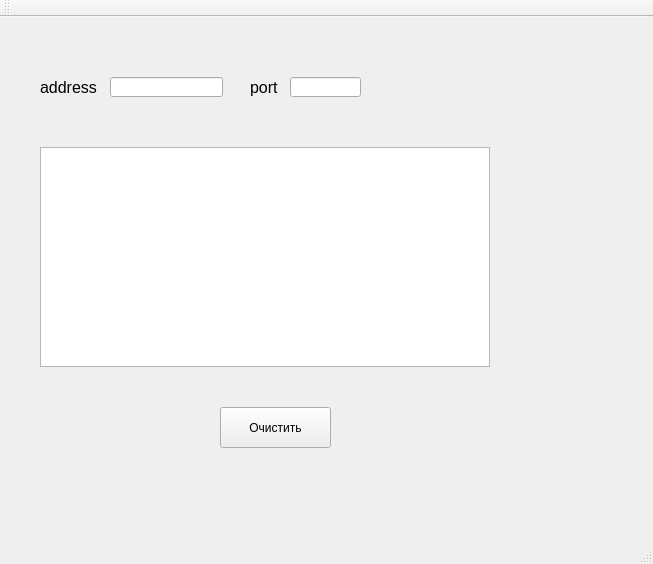
The window that mainwindow.ui (KvES13/Server) describes before a commit, drawn with Qt 5.
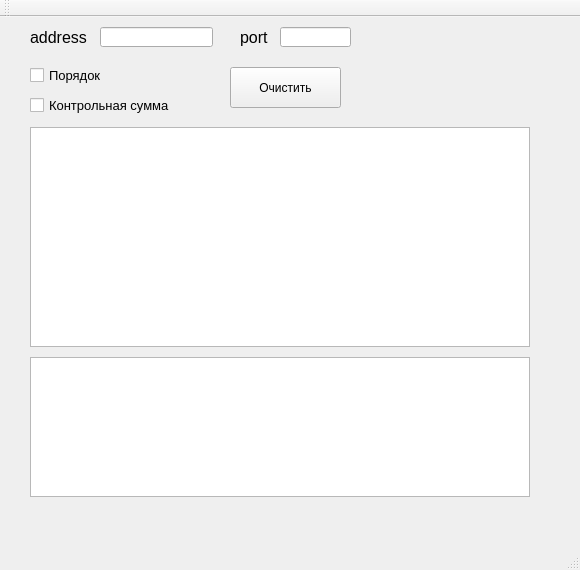
The same window after the commit.

```diff
--- a/mainwindow.ui
+++ b/mainwindow.ui
@@ -6,8 +6,8 @@
    <rect>
     <x>0</x>
     <y>0</y>
-    <width>653</width>
-    <height>564</height>
+    <width>580</width>
+    <height>570</height>
    </rect>
   </property>
   <property name="windowTitle">
@@ -17,8 +17,8 @@
    <widget class="QPushButton" name="clearButton">
     <property name="geometry">
      <rect>
-      <x>220</x>
-      <y>390</y>
+      <x>230</x>
+      <y>50</y>
       <width>111</width>
       <height>41</height>
      </rect>
@@ -30,8 +30,8 @@
    <widget class="QLabel" name="label_port">
     <property name="geometry">
      <rect>
-      <x>250</x>
-      <y>50</y>
+      <x>240</x>
+      <y>0</y>
       <width>51</width>
       <height>41</height>
      </rect>
@@ -48,8 +48,8 @@
    <widget class="QLineEdit" name="linePort">
     <property name="geometry">
      <rect>
-      <x>290</x>
-      <y>60</y>
+      <x>280</x>
+      <y>10</y>
       <width>71</width>
       <height>20</height>
      </rect>
@@ -58,8 +58,8 @@
    <widget class="QLineEdit" name="lineAddress">
     <property name="geometry">
      <rect>
-      <x>110</x>
-      <y>60</y>
+      <x>100</x>
+      <y>10</y>
       <width>113</width>
       <height>20</height>
      </rect>
@@ -68,8 +68,8 @@
    <widget class="QLabel" name="label_ip">
     <property name="geometry">
      <rect>
-      <x>40</x>
-      <y>50</y>
+      <x>30</x>
+      <y>0</y>
       <width>71</width>
       <height>41</height>
      </rect>
@@ -86,13 +86,59 @@
    <widget class="QPlainTextEdit" name="plainTextEdit">
     <property name="geometry">
      <rect>
-      <x>40</x>
-      <y>130</y>
-      <width>450</width>
+      <x>30</x>
+      <y>110</y>
+      <width>500</width>
       <height>220</height>
      </rect>
     </property>
    </widget>
+   <widget class="QTextBrowser" name="textBrowser">
+    <property name="geometry">
+     <rect>
+      <x>30</x>
+      <y>340</y>
+      <width>500</width>
+      <height>140</height>
+     </rect>
+    </property>
+   </widget>
+   <widget class="QCheckBox" name="checkBox_sum">
+    <property name="geometry">
+     <rect>
+      <x>30</x>
+      <y>80</y>
+      <width>181</width>
+      <height>17</height>
+     </rect>
+    </property>
+    <property name="font">
+     <font>
+      <pointsize>10</pointsize>
+     </font>
+    </property>
+    <property name="text">
+     <string>Контрольная сумма</string>
+    </property>
+   </widget>
+   <widget class="QCheckBox" name="checkBox">
+    <property name="geometry">
+     <rect>
+      <x>30</x>
+      <y>50</y>
+      <width>111</width>
+      <height>17</height>
+     </rect>
+    </property>
+    <property name="font">
+     <font>
+      <pointsize>10</pointsize>
+     </font>
+    </property>
+    <property name="text">
+     <string>Порядок </string>
+    </property>
+   </widget>
   </widget>
   <widget class="QMenuBar" name="menuBar">
    <property name="geometry">
```
Left out of the diff: 4 changed lines with no effect on the pictures.
